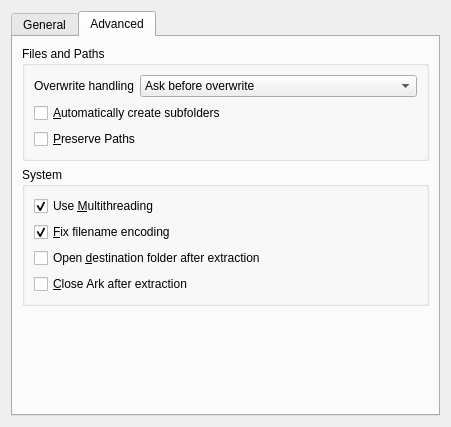
Above: kerfuffle/extractiondialog.ui from KDE/ark before the change. Below: the same form after it.
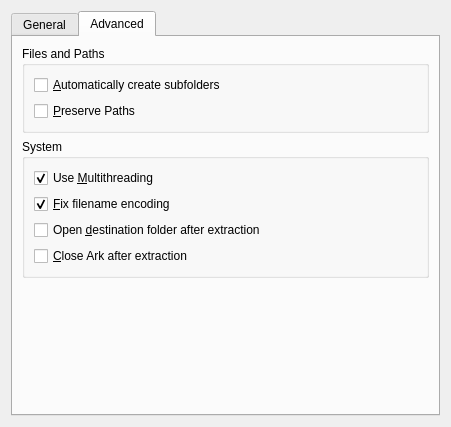
That is the form after the change. The open tabs and pages were chosen to show the change. Custom widgets are drawn as their Qt base class.

Commit message: Removed conflict options as they are handled by a dialog

Patch:
```diff
--- a/kerfuffle/extractiondialog.ui
+++ b/kerfuffle/extractiondialog.ui
@@ -71,47 +71,6 @@
           <string>Files and Paths</string>
          </property>
          <layout class="QVBoxLayout" name="verticalLayout_3">
-          <item>
-           <layout class="QHBoxLayout" name="horizontalLayout">
-            <item>
-             <widget class="QLabel" name="label_2">
-              <property name="sizePolicy">
-               <sizepolicy hsizetype="Maximum" vsizetype="Preferred">
-                <horstretch>0</horstretch>
-                <verstretch>0</verstretch>
-               </sizepolicy>
-              </property>
-              <property name="text">
-               <string>Overwrite handling</string>
-              </property>
-             </widget>
-            </item>
-            <item>
-             <widget class="QComboBox" name="conflictHandlingComboBox">
-              <item>
-               <property name="text">
-                <string extracomment="Will ask what to do everytime a file conflict is encountered">Ask before overwrite</string>
-               </property>
-              </item>
-              <item>
-               <property name="text">
-                <string extracomment="Overwrites all files without asking">Overwrite without asking</string>
-               </property>
-              </item>
-              <item>
-               <property name="text">
-                <string extracomment="Extracts all files that do not exist in the target directory">Skip existing files</string>
-               </property>
-              </item>
-              <item>
-               <property name="text">
-                <string extracomment="Renamesa all extracted files if a file with that name already exists in the target directory">Rename extracted files</string>
-               </property>
-              </item>
-             </widget>
-            </item>
-           </layout>
-          </item>
           <item>
            <widget class="QCheckBox" name="autoSubfoldersCheckBox">
             <property name="toolTip">
```
The commit also changes 2 other files.
